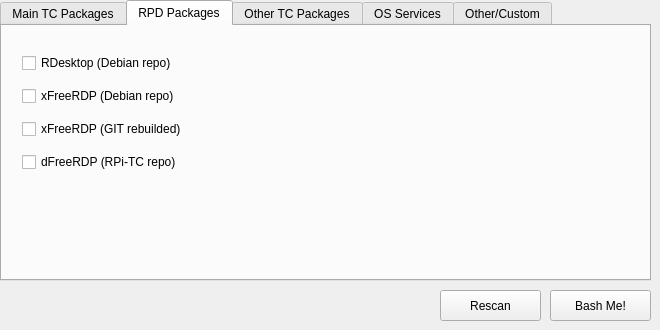
Before: the Qt Designer form rpitc.ui in Gibbio/RPiTC_Builder, drawn with Qt 5.
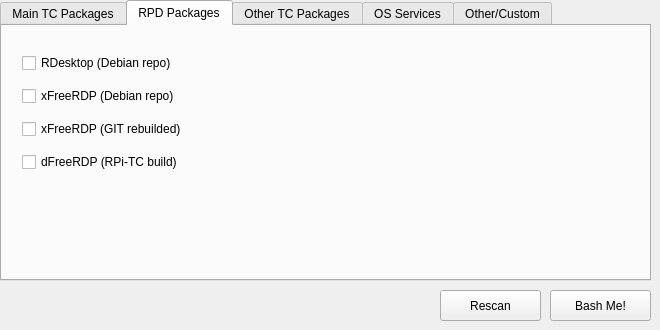
After: the same form once the commit is applied. The open tabs and pages were chosen to show the change. Icons and pictures are not drawn.

Diff of the .ui file:
```diff
--- a/rpitc.ui
+++ b/rpitc.ui
@@ -193,7 +193,7 @@
        <item>
         <widget class="QCheckBox" name="dfreerdp_checkBox">
          <property name="text">
-          <string>dFreeRDP (RPi-TC repo)</string>
+          <string>dFreeRDP (RPi-TC build)</string>
          </property>
          <property name="icon">
           <iconset resource="icons.qrc">
```
